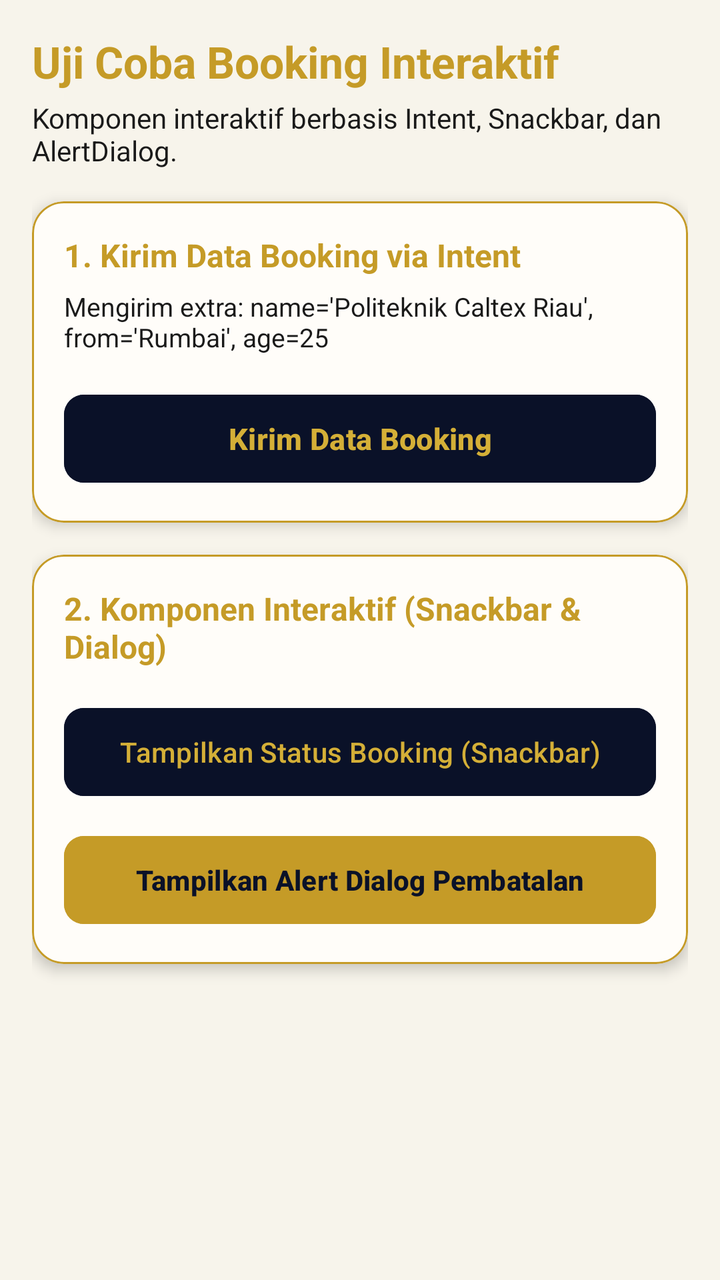
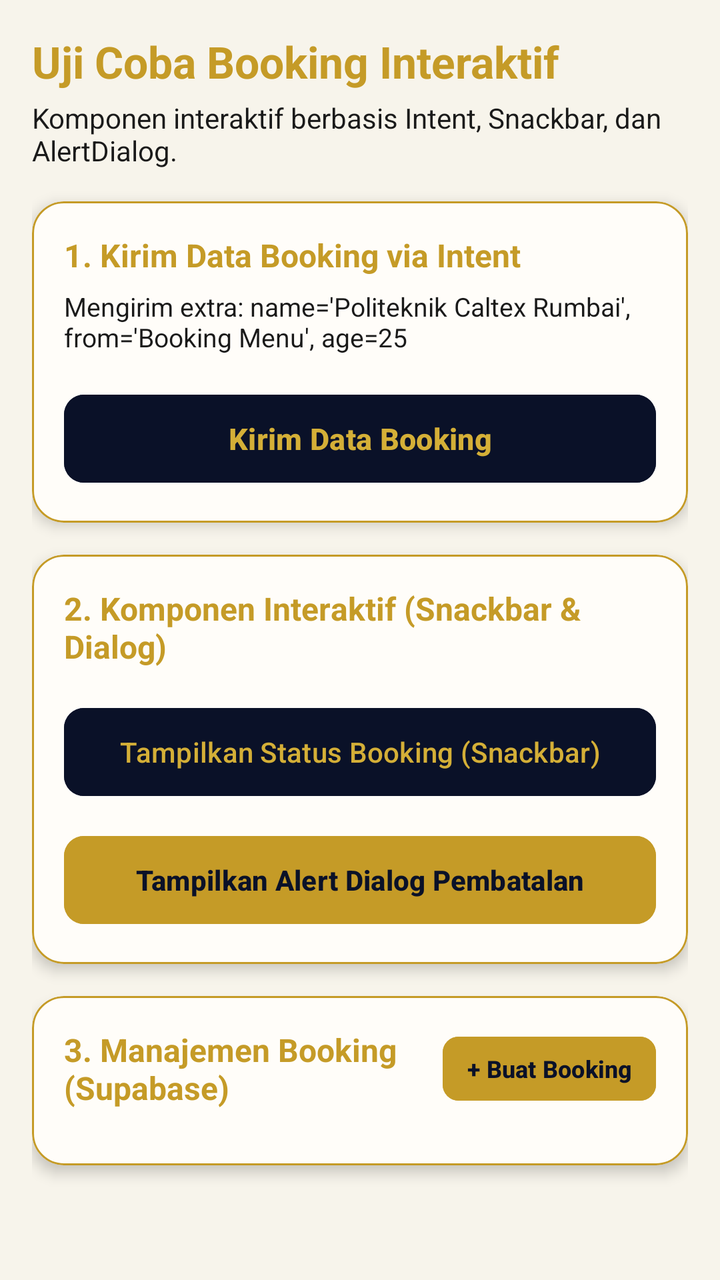

Compare the two renders of this Android layout. The source of the first and the diff that turns it into the second are given below.
<!-- AndroidManifest.xml: application theme Theme.HIKChitato -->
<!-- res/layout/fragment_interactive.xml -->
<?xml version="1.0" encoding="utf-8"?>
<ScrollView xmlns:android="http://schemas.android.com/apk/res/android"
    xmlns:app="http://schemas.android.com/apk/res-auto"
    android:layout_width="match_parent"
    android:layout_height="match_parent"
    android:background="@color/oscardo_cream_bg"
    android:padding="16dp">

    <LinearLayout
        android:layout_width="match_parent"
        android:layout_height="wrap_content"
        android:orientation="vertical">

        
        <TextView
            android:layout_width="wrap_content"
            android:layout_height="wrap_content"
            android:text="Uji Coba Booking Interaktif"
            android:textColor="@color/oscardo_gold_primary"
            android:textSize="22sp"
            android:textStyle="bold" />

        <TextView
            android:layout_width="wrap_content"
            android:layout_height="wrap_content"
            android:layout_marginTop="4dp"
            android:layout_marginBottom="16dp"
            android:text="Komponen interaktif berbasis Intent, Snackbar, dan AlertDialog."
            android:textColor="@color/oscardo_text_dark"
            android:textSize="14sp" />

        
        <com.google.android.material.card.MaterialCardView
            android:layout_width="match_parent"
            android:layout_height="wrap_content"
            android:layout_marginBottom="16dp"
            app:cardBackgroundColor="@color/oscardo_card_cream"
            app:cardCornerRadius="16dp"
            app:cardElevation="4dp"
            app:strokeColor="@color/oscardo_gold_primary"
            app:strokeWidth="1dp">

            <LinearLayout
                android:layout_width="match_parent"
                android:layout_height="wrap_content"
                android:orientation="vertical"
                android:padding="16dp">

                <TextView
                    android:layout_width="wrap_content"
                    android:layout_height="wrap_content"
                    android:text="1. Kirim Data Booking via Intent"
                    android:textColor="@color/oscardo_gold_primary"
                    android:textSize="16sp"
                    android:textStyle="bold" />

                <TextView
                    android:layout_width="wrap_content"
                    android:layout_height="wrap_content"
                    android:layout_marginTop="6dp"
                    android:text="Mengirim extra: name='Politeknik Caltex Riau', from='Rumbai', age=25"
                    android:textColor="@color/oscardo_text_dark"
                    android:textSize="13sp" />

                <com.google.android.material.button.MaterialButton
                    android:id="@+id/btn_launch_fourth"
                    android:layout_width="match_parent"
                    android:layout_height="52dp"
                    android:layout_marginTop="16dp"
                    android:backgroundTint="@color/oscardo_navy_dark"
                    android:text="Kirim Data Booking"
                    android:textColor="@color/oscardo_gold_bright"
                    android:textSize="15sp"
                    android:textStyle="bold"
                    app:cornerRadius="10dp" />
            </LinearLayout>
        </com.google.android.material.card.MaterialCardView>

        
        <com.google.android.material.card.MaterialCardView
            android:layout_width="match_parent"
            android:layout_height="wrap_content"
            android:layout_marginBottom="16dp"
            app:cardBackgroundColor="@color/oscardo_card_cream"
            app:cardCornerRadius="16dp"
            app:cardElevation="4dp"
            app:strokeColor="@color/oscardo_gold_primary"
            app:strokeWidth="1dp">

            <LinearLayout
                android:layout_width="match_parent"
                android:layout_height="wrap_content"
                android:orientation="vertical"
                android:padding="16dp">

                <TextView
                    android:layout_width="wrap_content"
                    android:layout_height="wrap_content"
                    android:text="2. Komponen Interaktif (Snackbar &amp; Dialog)"
                    android:textColor="@color/oscardo_gold_primary"
                    android:textSize="16sp"
                    android:textStyle="bold" />

                <com.google.android.material.button.MaterialButton
                    android:id="@+id/btn_frag_snackbar"
                    android:layout_width="match_parent"
                    android:layout_height="52dp"
                    android:layout_marginTop="16dp"
                    android:backgroundTint="@color/oscardo_navy_dark"
                    android:text="Tampilkan Status Booking (Snackbar)"
                    android:textColor="@color/oscardo_gold_bright"
                    android:textSize="14sp"
                    app:cornerRadius="10dp" />

                <com.google.android.material.button.MaterialButton
                    android:id="@+id/btn_frag_alert"
                    android:layout_width="match_parent"
                    android:layout_height="52dp"
                    android:layout_marginTop="12dp"
                    android:backgroundTint="@color/oscardo_gold_primary"
                    android:text="Tampilkan Alert Dialog Pembatalan"
                    android:textColor="@color/oscardo_navy_dark"
                    android:textSize="14sp"
                    android:textStyle="bold"
                    app:cornerRadius="10dp" />

            </LinearLayout>
        </com.google.android.material.card.MaterialCardView>

    </LinearLayout>
</ScrollView>
<!-- resources referenced by this layout -->
<resources>
  <color name="oscardo_card_cream">#FFFDF9</color>
  <color name="oscardo_cream_bg">#F7F4EB</color>
  <color name="oscardo_gold_bright">#D4AF37</color>
  <color name="oscardo_gold_primary">#C59B27</color>
  <color name="oscardo_navy_dark">#0A1128</color>
  <color name="oscardo_text_dark">#1A1A1A</color>
  <style name="Theme.HIKChitato" parent="Base.Theme.HIKChitato" />
  <style name="Base.Theme.HIKChitato" parent="Theme.Material3.DayNight.NoActionBar">
          
          <item name="colorPrimary">@color/oscardo_navy_dark</item>
          <item name="colorOnPrimary">@color/oscardo_gold_bright</item>
          <item name="colorPrimaryContainer">@color/oscardo_navy_medium</item>
          <item name="colorOnPrimaryContainer">@color/oscardo_gold_light</item>
  
          
          <item name="colorSecondary">@color/oscardo_gold_bright</item>
          <item name="colorOnSecondary">@color/oscardo_navy_dark</item>
  
          
          <item name="android:windowBackground">@color/oscardo_cream_bg</item>
  
          
          <item name="toolbarStyle">@style/Widget.Oscardo.Toolbar</item>
      </style>
  <color name="oscardo_navy_medium">#0F1C2E</color>
  <color name="oscardo_gold_light">#F7E7CE</color>
  <style name="Widget.Oscardo.Toolbar" parent="Widget.Material3.Toolbar">
          <item name="titleTextColor">@color/oscardo_gold_bright</item>
          <item name="subtitleTextColor">@color/oscardo_gold_light</item>
          <item name="background">@color/oscardo_navy_dark</item>
      </style>
</resources>

<!-- the commit's change to res/layout/fragment_interactive.xml (unified diff, before → after) -->
@@ -58,7 +58,7 @@
                     android:layout_width="wrap_content"
                     android:layout_height="wrap_content"
                     android:layout_marginTop="6dp"
-                    android:text="Mengirim extra: name='Politeknik Caltex Riau', from='Rumbai', age=25"
+                    android:text="Mengirim extra: name='Politeknik Caltex Rumbai', from='Booking Menu', age=25"
                     android:textColor="@color/oscardo_text_dark"
                     android:textSize="13sp" />
 
@@ -127,5 +127,71 @@
             </LinearLayout>
         </com.google.android.material.card.MaterialCardView>
 
+        
+        <com.google.android.material.card.MaterialCardView
+            android:layout_width="match_parent"
+            android:layout_height="wrap_content"
+            android:layout_marginBottom="16dp"
+            app:cardBackgroundColor="@color/oscardo_card_cream"
+            app:cardCornerRadius="16dp"
+            app:cardElevation="4dp"
+            app:strokeColor="@color/oscardo_gold_primary"
+            app:strokeWidth="1dp">
+
+            <LinearLayout
+                android:layout_width="match_parent"
+                android:layout_height="wrap_content"
+                android:orientation="vertical"
+                android:padding="16dp">
+
+                <LinearLayout
+                    android:layout_width="match_parent"
+                    android:layout_height="wrap_content"
+                    android:gravity="center_vertical"
+                    android:orientation="horizontal">
+
+                    <TextView
+                        android:layout_width="0dp"
+                        android:layout_height="wrap_content"
+                        android:layout_weight="1"
+                        android:text="3. Manajemen Booking (Supabase)"
+                        android:textColor="@color/oscardo_gold_primary"
+                        android:textSize="16sp"
+                        android:textStyle="bold" />
+
+                    <com.google.android.material.button.MaterialButton
+                        android:id="@+id/btn_add_booking"
+                        android:layout_width="wrap_content"
+                        android:layout_height="40dp"
+                        android:backgroundTint="@color/oscardo_gold_primary"
+                        android:paddingHorizontal="12dp"
+                        android:text="+ Buat Booking"
+                        android:textColor="@color/oscardo_navy_dark"
+                        android:textSize="12sp"
+                        android:textStyle="bold"
+                        app:cornerRadius="8dp" />
+                </LinearLayout>
+
+                <androidx.recyclerview.widget.RecyclerView
+                    android:id="@+id/rv_bookings"
+                    android:layout_width="match_parent"
+                    android:layout_height="wrap_content"
+                    android:layout_marginTop="12dp"
+                    android:nestedScrollingEnabled="false" />
+
+                <TextView
+                    android:id="@+id/tv_empty_bookings"
+                    android:layout_width="match_parent"
+                    android:layout_height="wrap_content"
+                    android:layout_marginTop="12dp"
+                    android:gravity="center"
+                    android:text="Belum ada data booking di Supabase. Klik tombol '+ Buat Booking' di atas."
+                    android:textColor="@color/oscardo_text_secondary"
+                    android:textSize="13sp"
+                    android:visibility="gone" />
+
+            </LinearLayout>
+        </com.google.android.material.card.MaterialCardView>
+
     </LinearLayout>
 </ScrollView>
<!-- resource entries referenced after the edit -->
@@ -6,6 +6,7 @@
   <color name="oscardo_gold_primary">#C59B27</color>
   <color name="oscardo_navy_dark">#0A1128</color>
   <color name="oscardo_text_dark">#1A1A1A</color>
+  <color name="oscardo_text_secondary">#666666</color>
   <style name="Theme.HIKChitato" parent="Base.Theme.HIKChitato" />
   <style name="Base.Theme.HIKChitato" parent="Theme.Material3.DayNight.NoActionBar">
           
